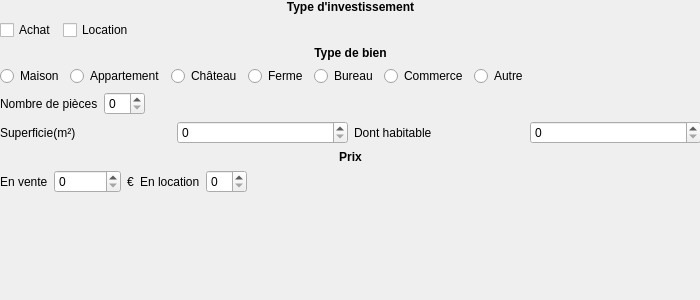
Above: ajouterbien.ui from Stygmates/Gestionax before the change. Below: the same form after it.
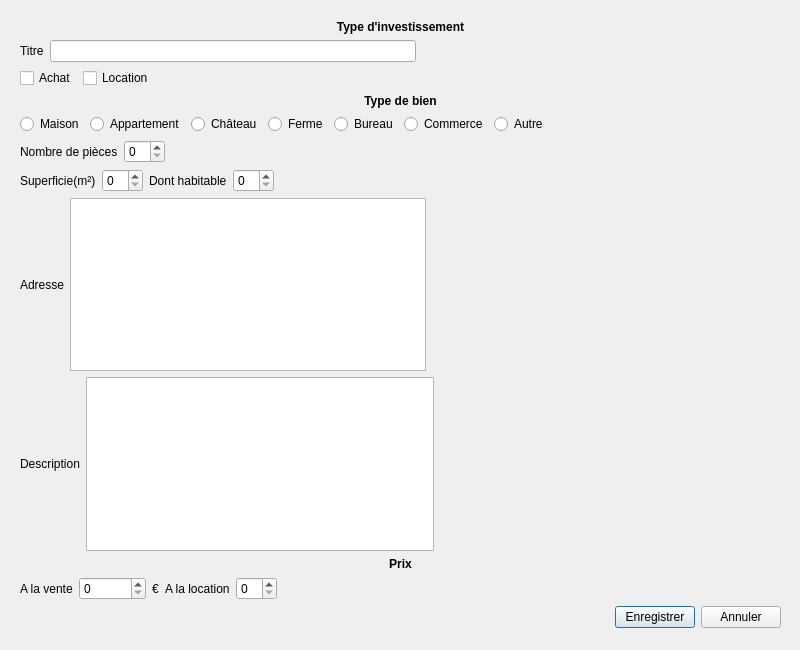
That is the form after the change.

Commit message: Mise à jour et tentative de liaison avec la fenêtre principale

```diff
--- a/ajouterbien.ui
+++ b/ajouterbien.ui
@@ -6,8 +6,8 @@
    <rect>
     <x>0</x>
     <y>0</y>
-    <width>700</width>
-    <height>300</height>
+    <width>800</width>
+    <height>650</height>
    </rect>
   </property>
   <property name="windowTitle">
@@ -16,10 +16,10 @@
   <widget class="QWidget" name="verticalLayoutWidget">
    <property name="geometry">
     <rect>
-     <x>0</x>
-     <y>0</y>
-     <width>701</width>
-     <height>301</height>
+     <x>20</x>
+     <y>20</y>
+     <width>761</width>
+     <height>611</height>
     </rect>
    </property>
    <layout class="QVBoxLayout" name="verticalLayout">
@@ -41,6 +41,33 @@
         </property>
        </widget>
       </item>
+      <item>
+       <layout class="QHBoxLayout" name="horizontalLayout_2">
+        <item>
+         <widget class="QLabel" name="titreLabel">
+          <property name="text">
+           <string>Titre</string>
+          </property>
+         </widget>
+        </item>
+        <item>
+         <widget class="QLineEdit" name="titreLineEdit"/>
+        </item>
+        <item>
+         <spacer name="horizontalSpacer_9">
+          <property name="orientation">
+           <enum>Qt::Horizontal</enum>
+          </property>
+          <property name="sizeHint" stdset="0">
+           <size>
+            <width>40</width>
+            <height>20</height>
+           </size>
+          </property>
+         </spacer>
+        </item>
+       </layout>
+      </item>
       <item>
        <layout class="QHBoxLayout" name="typeInvestissementLayout">
         <item>
@@ -203,6 +230,77 @@
         <item>
          <widget class="QSpinBox" name="habitableSpinBox"/>
         </item>
+        <item>
+         <spacer name="horizontalSpacer_6">
+          <property name="orientation">
+           <enum>Qt::Horizontal</enum>
+          </property>
+          <property name="sizeHint" stdset="0">
+           <size>
+            <width>40</width>
+            <height>20</height>
+           </size>
+          </property>
+         </spacer>
+        </item>
+       </layout>
+      </item>
+      <item>
+       <layout class="QHBoxLayout" name="adresseLayout">
+        <item>
+         <widget class="QLabel" name="adresseLabel">
+          <property name="text">
+           <string>Adresse</string>
+          </property>
+         </widget>
+        </item>
+        <item>
+         <widget class="QPlainTextEdit" name="adresseTextEdit">
+          <property name="maximumBlockCount">
+           <number>4</number>
+          </property>
+         </widget>
+        </item>
+        <item>
+         <spacer name="horizontalSpacer_3">
+          <property name="orientation">
+           <enum>Qt::Horizontal</enum>
+          </property>
+          <property name="sizeHint" stdset="0">
+           <size>
+            <width>40</width>
+            <height>20</height>
+           </size>
+          </property>
+         </spacer>
+        </item>
+       </layout>
+      </item>
+      <item>
+       <layout class="QHBoxLayout" name="descriptionLayout">
+        <item>
+         <widget class="QLabel" name="descriptionLabel">
+          <property name="text">
+           <string>Description</string>
+          </property>
+         </widget>
+        </item>
+        <item>
+         <widget class="QPlainTextEdit" name="descriptionTextEdit"/>
+        </item>
+        <item>
+         <spacer name="horizontalSpacer_7">
+          <property name="orientation">
+           <enum>Qt::Horizontal</enum>
+          </property>
+          <property name="sizeHint" stdset="0">
+           <size>
+            <width>40</width>
+            <height>20</height>
+           </size>
+          </property>
+         </spacer>
+        </item>
        </layout>
       </item>
      </layout>
@@ -230,7 +328,7 @@
         <item>
          <widget class="QLabel" name="enVentelabel">
           <property name="text">
-           <string>En vente</string>
+           <string>A la vente</string>
           </property>
          </widget>
         </item>
@@ -251,7 +349,7 @@
         <item>
          <widget class="QLabel" name="label">
           <property name="text">
-           <string>En location</string>
+           <string>A la location</string>
           </property>
          </widget>
         </item>
@@ -273,21 +371,52 @@
         </item>
        </layout>
       </item>
+      <item>
+       <layout class="QHBoxLayout" name="validationLayout">
+        <item>
+         <spacer name="horizontalSpacer_8">
+          <property name="orientation">
+           <enum>Qt::Horizontal</enum>
+          </property>
+          <property name="sizeHint" stdset="0">
+           <size>
+            <width>40</width>
+            <height>20</height>
+           </size>
+          </property>
+         </spacer>
+        </item>
+        <item>
+         <widget class="QPushButton" name="enregisterButton">
+          <property name="text">
+           <string>Enregistrer</string>
+          </property>
+         </widget>
+        </item>
+        <item>
+         <widget class="QPushButton" name="annulerButton">
+          <property name="text">
+           <string>Annuler</string>
+          </property>
+         </widget>
+        </item>
+       </layout>
+      </item>
+      <item>
+       <spacer name="verticalSpacer">
+        <property name="orientation">
+         <enum>Qt::Vertical</enum>
+        </property>
+        <property name="sizeHint" stdset="0">
+         <size>
+          <width>20</width>
+          <height>40</height>
+         </size>
+        </property>
+       </spacer>
+      </item>
      </layout>
     </item>
-    <item>
-     <spacer name="verticalSpacer">
-      <property name="orientation">
-       <enum>Qt::Vertical</enum>
-      </property>
-      <property name="sizeHint" stdset="0">
-       <size>
-        <width>20</width>
-        <height>40</height>
-       </size>
-      </property>
-     </spacer>
-    </item>
    </layout>
   </widget>
  </widget>
```
Left out of the diff: 4 changed lines with no effect on the pictures. The commit also changes 5 other files.
